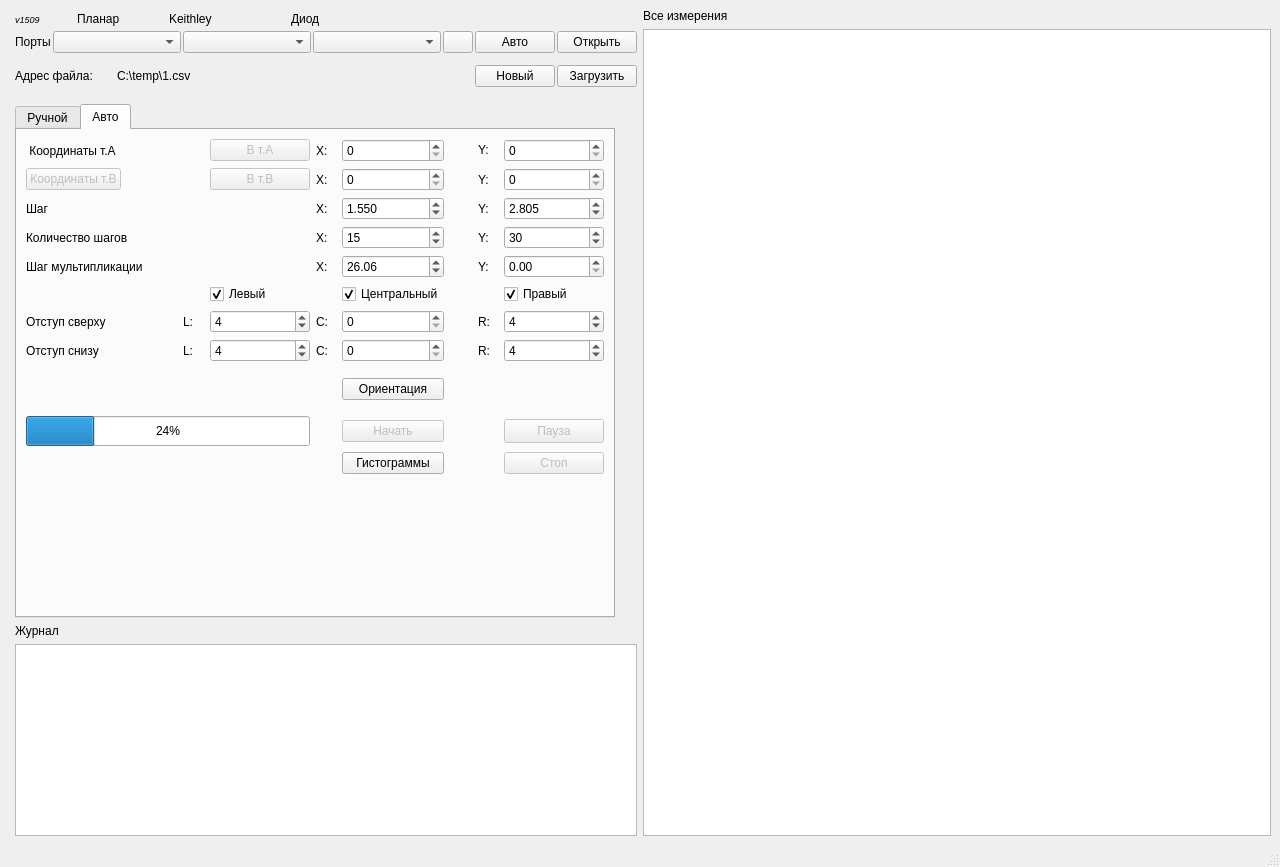
NatiBampo/ZondCOM, file mainwindow.ui: the form before one commit.
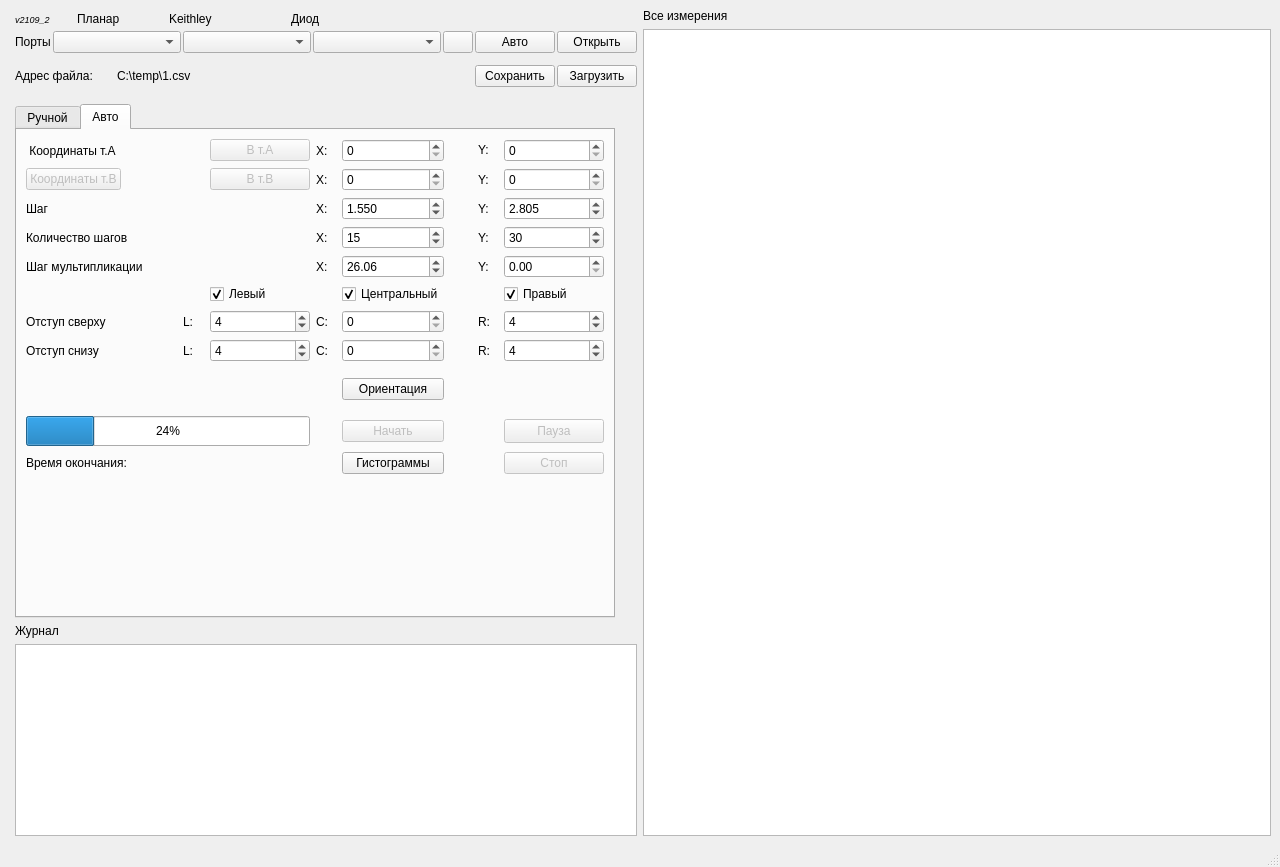
The form after the commit. Icons and pictures are not drawn.

Diff of the .ui file:
```diff
--- a/mainwindow.ui
+++ b/mainwindow.ui
@@ -135,7 +135,7 @@
              </font>
             </property>
             <property name="text">
-             <string>v1509</string>
+             <string>v2109_2</string>
             </property>
            </widget>
           </item>
@@ -348,7 +348,7 @@
              </size>
             </property>
             <property name="text">
-             <string>Новый</string>
+             <string>Сохранить</string>
             </property>
            </widget>
           </item>
@@ -1921,6 +1921,32 @@
             </property>
            </widget>
           </item>
+          <item row="12" column="0" colspan="3">
+           <widget class="QLabel" name="endTimeNameLabel">
+            <property name="sizePolicy">
+             <sizepolicy hsizetype="Minimum" vsizetype="Preferred">
+              <horstretch>0</horstretch>
+              <verstretch>0</verstretch>
+             </sizepolicy>
+            </property>
+            <property name="minimumSize">
+             <size>
+              <width>50</width>
+              <height>0</height>
+             </size>
+            </property>
+            <property name="text">
+             <string>Время окончания:</string>
+            </property>
+           </widget>
+          </item>
+          <item row="12" column="4">
+           <widget class="QLabel" name="endTimeLabel">
+            <property name="text">
+             <string/>
+            </property>
+           </widget>
+          </item>
          </layout>
          <zorder>label_10</zorder>
          <zorder>pauseButton</zorder>
```
Left out of the diff: 2 changed lines with no effect on the pictures.
